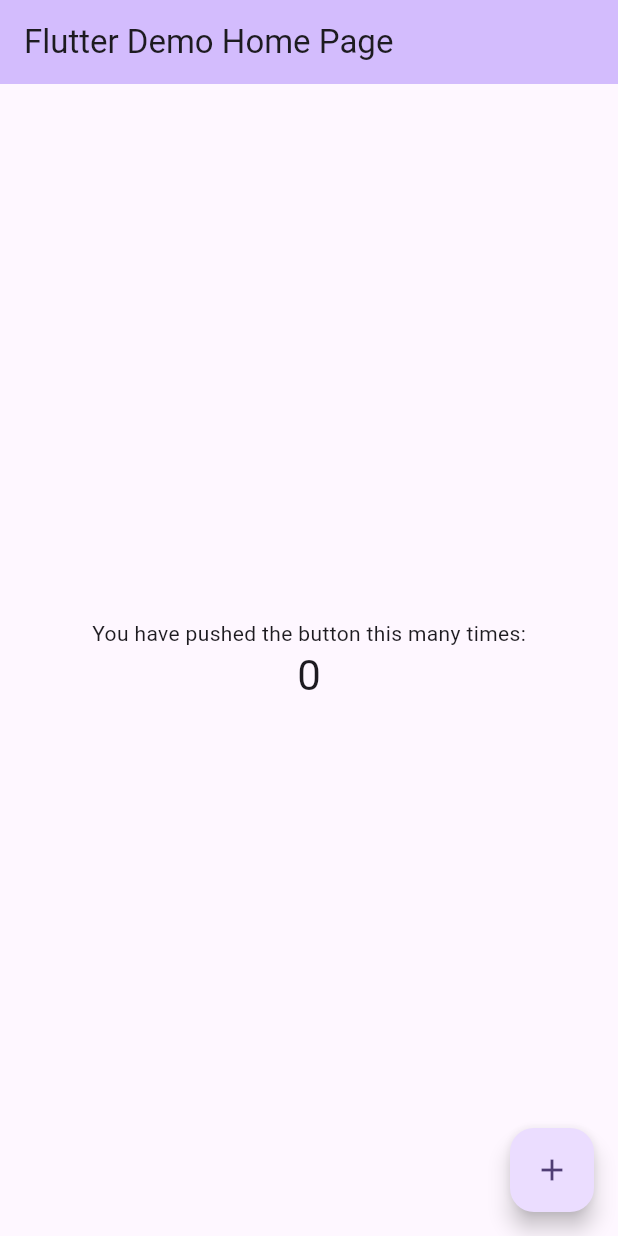
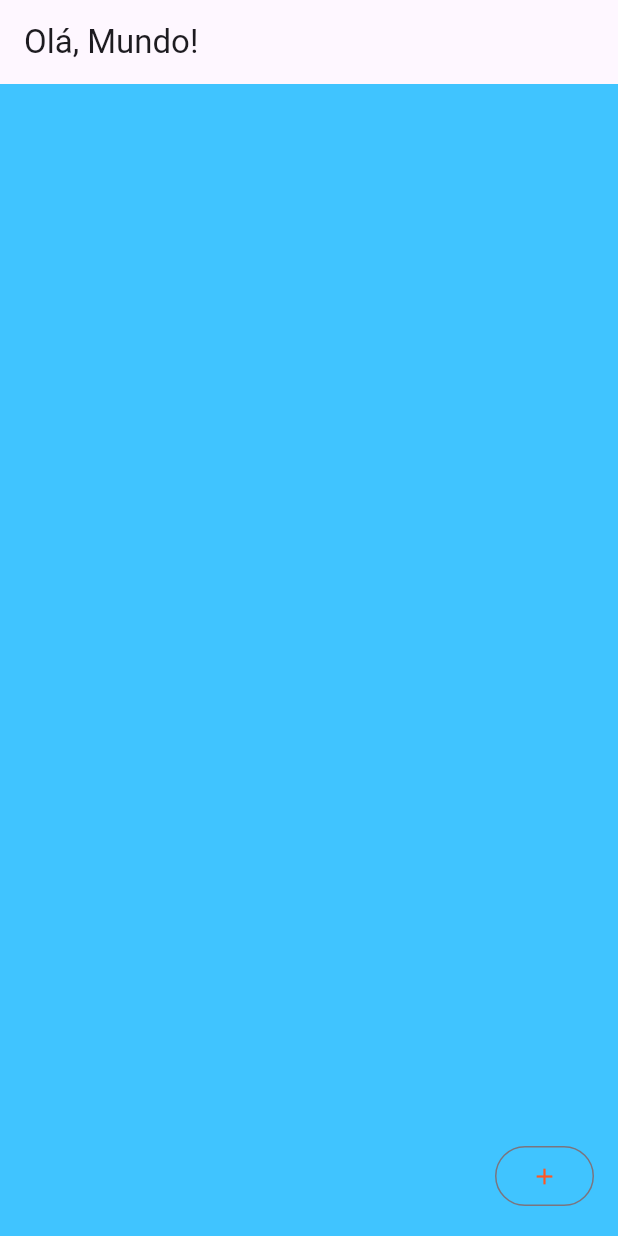
Before and after one commit to 888772/aula01, a Flutter app: the screen it shows after launch, on a phone screen of 412 x 824 dp. Run offline on Flutter 3.47's test engine with Material 3 defaults, Android fonts, the phone set to English and light mode, and no system bars.

Commit message:
new file:   lib/home.dart 	modified:   lib/main.dart 	new file:   suporte/lista.dart

```diff
--- /dev/null
+++ b/lib/home.dart
@@ -0,0 +1,19 @@
+import 'package:flutter/material.dart';
+
+class MyHomePage extends StatelessWidget {
+  const MyHomePage({super.key});
+
+
+  @override
+  Widget build(BuildContext context) {
+    return Scaffold(
+      appBar: AppBar(
+        title: Text('Olá, Mundo!'),
+      ),
+      body: Container(
+        color: Colors.lightBlueAccent,
+      ),
+      floatingActionButton: OutlinedButton(onPressed: () {}, child: Icon(Icons.add, color: Colors.deepOrange,)),
+    );
+  }
+}
--- a/lib/main.dart
+++ b/lib/main.dart
@@ -1,3 +1,4 @@
+import 'package:aula01/home.dart';
 import 'package:flutter/material.dart';
 
 void main() {
@@ -30,93 +31,7 @@ class MyApp extends StatelessWidget {
         // tested with just a hot reload.
         colorScheme: .fromSeed(seedColor: Colors.deepPurple),
       ),
-      home: const MyHomePage(title: 'Flutter Demo Home Page'),
+      home: const MyHomePage(),
     );
   }
 }
-
-class MyHomePage extends StatefulWidget {
-  const MyHomePage({super.key, required this.title});
-
-  // This widget is the home page of your application. It is stateful, meaning
-  // that it has a State object (defined below) that contains fields that affect
-  // how it looks.
-
-  // This class is the configuration for the state. It holds the values (in this
-  // case the title) provided by the parent (in this case the App widget) and
-  // used by the build method of the State. Fields in a Widget subclass are
-  // always marked "final".
-
-  final String title;
-
-  @override
-  State<MyHomePage> createState() => _MyHomePageState();
-}
-
-class _MyHomePageState extends State<MyHomePage> {
-  int _counter = 0;
-
-  void _incrementCounter() {
-    setState(() {
-      // This call to setState tells the Flutter framework that something has
-      // changed in this State, which causes it to rerun the build method below
-      // so that the display can reflect the updated values. If we changed
-      // _counter without calling setState(), then the build method would not be
-      // called again, and so nothing would appear to happen.
-      _counter++;
-    });
-  }
-
-  @override
-  Widget build(BuildContext context) {
-    // This method is rerun every time setState is called, for instance as done
-    // by the _incrementCounter method above.
-    //
-    // The Flutter framework has been optimized to make rerunning build methods
-    // fast, so that you can just rebuild anything that needs updating rather
-    // than having to individually change instances of widgets.
-    return Scaffold(
-      appBar: AppBar(
-        // TRY THIS: Try changing the color here to a specific color (to
-        // Colors.amber, perhaps?) and trigger a hot reload to see the AppBar
-        // change color while the other colors stay the same.
-        backgroundColor: Theme.of(context).colorScheme.inversePrimary,
-        // Here we take the value from the MyHomePage object that was created by
-        // the App.build method, and use it to set our appbar title.
-        title: Text(widget.title),
-      ),
-      body: Center(
-        // Center is a layout widget. It takes a single child and positions it
-        // in the middle of the parent.
-        child: Column(
-          // Column is also a layout widget. It takes a list of children and
-          // arranges them vertically. By default, it sizes itself to fit its
-          // children horizontally, and tries to be as tall as its parent.
-          //
-          // Column has various properties to control how it sizes itself and
-          // how it positions its children. Here we use mainAxisAlignment to
-          // center the children vertically; the main axis here is the vertical
-          // axis because Columns are vertical (the cross axis would be
-          // horizontal).
-          //
-          // TRY THIS: Invoke "debug painting" (choose the "Toggle Debug Paint"
-          // action in the IDE, or press "p" in the console), to see the
-          // wireframe for each widget.
-          mainAxisAlignment: .center,
-          children: [
-            const Text('You have pushed the button this many times:'),
-            Text(
-              '$_counter',
-              style: Theme.of(context).textTheme.headlineMedium,
-            ),
-          ],
-        ),
-      ),
-      floatingActionButton: FloatingActionButton(
-        onPressed: _incrementCounter,
-        tooltip: 'Increment',
-        child: const Icon(Icons.add),
-      ),
-    );
-  }
-}
```
Also changed, not shown: suporte/lista.dart (added, +42 -0 lines).
